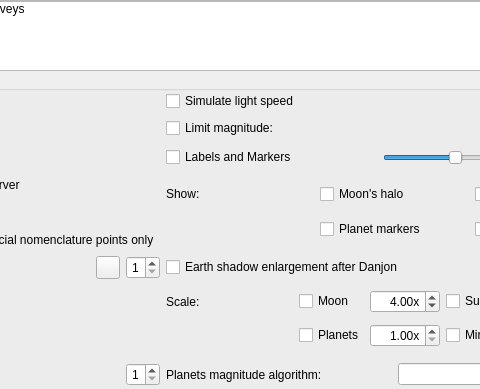
First picture: the form in src/gui/viewDialog.ui, repository Stellarium/stellarium, before the edit; both pictures show x 302 to 782 and y 0 to 389 of the 929 by 559 pixel window.
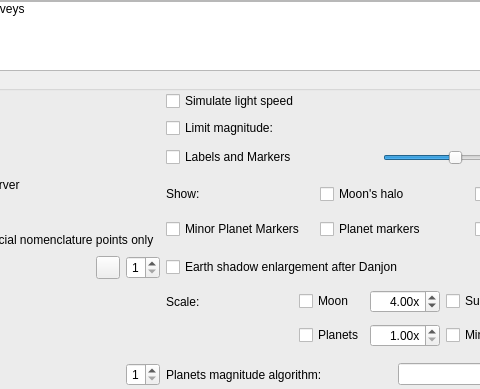
Second picture: the form after the edit. The open tabs and pages were chosen to show the change. Icons and pictures are not drawn. Custom widgets are drawn as their Qt base class.

Commit message: Add tiny circles as optional markers for minor bodies These are useful to show e.g. 10.000 minor bodies as "asteroid distribution".

```diff
--- a/src/gui/viewDialog.ui
+++ b/src/gui/viewDialog.ui
@@ -1425,6 +1425,16 @@
                  </property>
                 </widget>
                </item>
+               <item row="1" column="0">
+                <widget class="QCheckBox" name="minorPlanetMarkersCheckBox">
+                 <property name="toolTip">
+                  <string>Show tiny circles for minor bodies regardless of magnitude</string>
+                 </property>
+                 <property name="text">
+                  <string>Minor Planet Markers</string>
+                 </property>
+                </widget>
+               </item>
               </layout>
              </item>
              <item row="0" column="0">
```
The commit also changes 7 other files.
